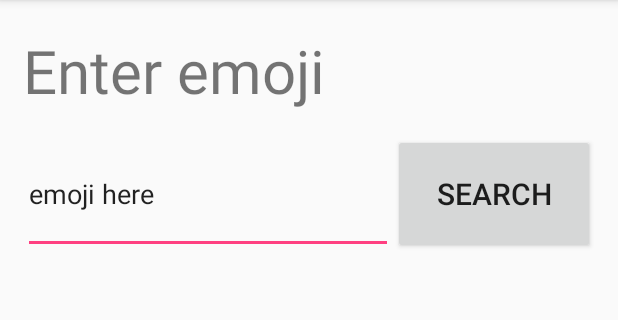
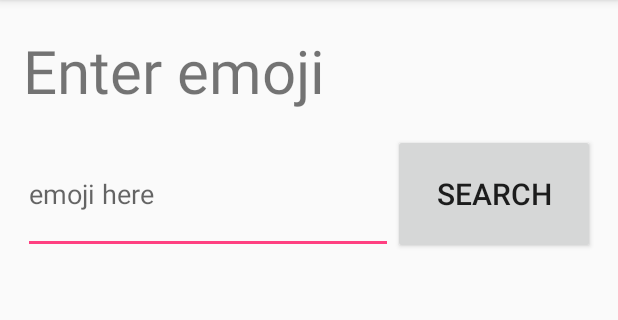
Before and after one commit to frybitsinc/WhatTheEmoji, an Android app: the SearchActivity screen opened directly, with no data from a screen before it, on a phone screen of 412 x 824 dp, the part 84-404 px from its top. Run offline under Robolectric (Android 15) with nearby library versions, the phone set to English and light mode, and no system bars.

Commit message:
Editted Edittext hint

```diff
--- a/app/src/main/res/layout/activity_search.xml
+++ b/app/src/main/res/layout/activity_search.xml
@@ -25,7 +25,7 @@
         android:layout_width="wrap_content"
         android:layout_height="80dp"
         android:inputType="textPersonName"
-        android:text="emoji here"
+        android:hint="emoji here"
         android:ems="10"
         android:id="@+id/editText"
         android:layout_weight="1" />
```
